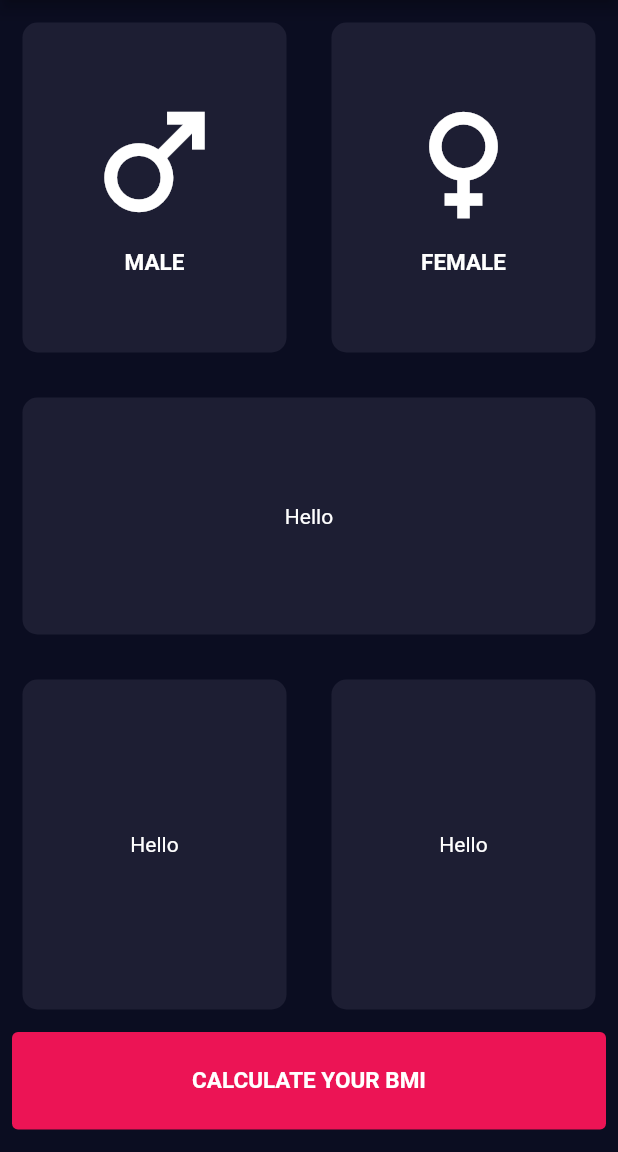
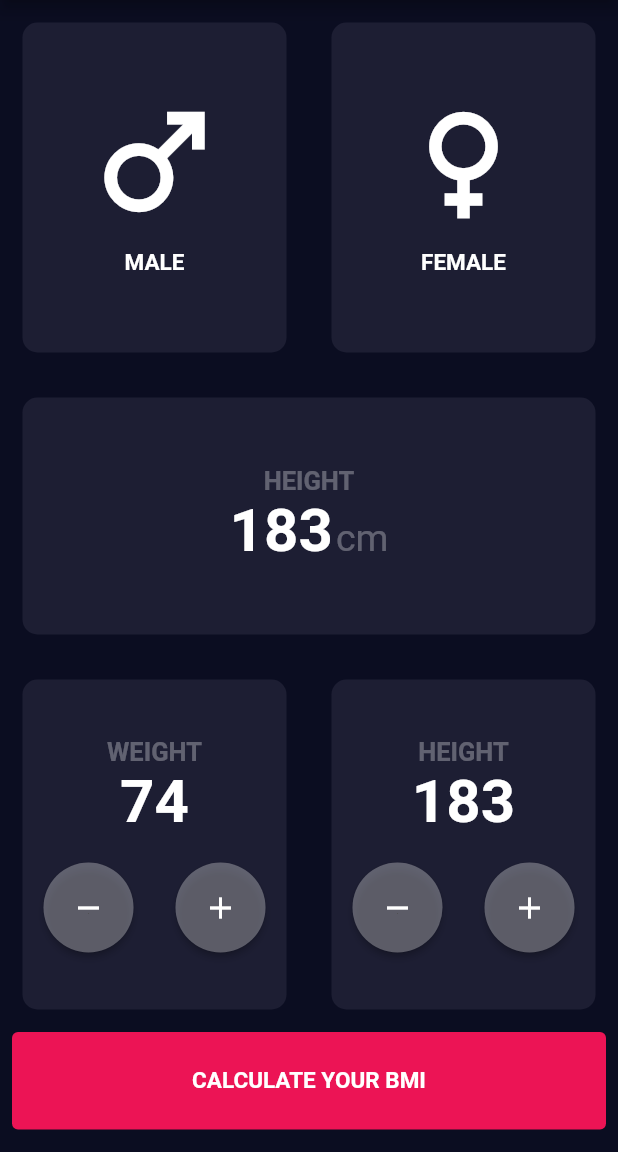
Before and after one commit to maodo/flutter_bmi_calculator, a Flutter app: the screen it shows after launch, on a phone screen of 412 x 824 dp, the part 84-1236 px from its top. Run offline on Flutter 3.47's test engine with Material 2 defaults, Android fonts, the phone set to English and light mode, and no system bars.

Commit message:
Widget customization -> customizing reusable card widget

```diff
--- a/lib/input_page.dart
+++ b/lib/input_page.dart
@@ -1,6 +1,7 @@
 import 'package:flutter/material.dart';
 
 const mainColor = 0xFF1D1E33;
+const secondColor = 0xFF0B0D21;
 const buttonColor = 0xFFEC1455;
 
 class InputPage extends StatefulWidget {
@@ -64,32 +65,16 @@ class _InputPageState extends State<InputPage> {
           ]),
           Expanded(
               child: ReusableCard(
-            colour: Color(mainColor),
-            child: Center(
-              child: Text(
-                'Hello',
-              ),
-            ),
-          )),
+                  colour: Color(mainColor), child: CustomWidget())),
           Row(children: [
             Expanded(
                 child: ReusableCard(
               colour: Color(mainColor),
-              child: Center(
-                child: Text(
-                  'Hello',
-                ),
-              ),
+              child: CustomCard(label: "Weight",value: "74",),
             )),
             Expanded(
                 child: ReusableCard(
-              colour: Color(mainColor),
-              child: Center(
-                child: Text(
-                  'Hello',
-                ),
-              ),
-            )),
+                    colour: Color(mainColor), child: CustomCard(label: "Height",value: "183",),)),
           ]),
           Padding(
             padding: const EdgeInsets.only(bottom: 15.0, left: 8.0, right: 8.0),
@@ -111,6 +96,93 @@ class _InputPageState extends State<InputPage> {
   }
 }
 
+class CustomCard extends StatelessWidget {
+  CustomCard({required this.label, required this.value});
+  final String label;
+  final String value;
+  @override
+  Widget build(BuildContext context) {
+    return Column(
+      mainAxisAlignment: MainAxisAlignment.center,
+      children: [
+        Text(label.toUpperCase(),
+            style: TextStyle(
+                color: Colors.white30,
+                fontSize: 17.0,
+                fontWeight: FontWeight.bold)),
+        Text(
+          value,
+          style:
+              TextStyle(fontSize: 40.0, fontWeight: FontWeight.bold),
+        ),
+        Padding(
+          padding: const EdgeInsets.only(top : 17.0),
+          child: Row(
+            mainAxisAlignment: MainAxisAlignment.spaceAround,
+            children: [
+              CustomIconButton(buttonIcon: Icons.remove),
+              CustomIconButton(buttonIcon: Icons.add)
+            ],
+          ),
+        )
+      ],
+    );
+  }
+}
+
+class CustomIconButton extends StatelessWidget {
+  const CustomIconButton({required this.buttonIcon});
+  final IconData buttonIcon;
+  @override
+  Widget build(BuildContext context) {
+    return ElevatedButton(
+      onPressed: () => {},
+      child: Icon(
+        buttonIcon
+      ),
+      style: ElevatedButton.styleFrom(shape: CircleBorder(),primary: Colors.white30,fixedSize:Size(60.0,60.0)),
+    );
+  }
+}
+
+class CustomWidget extends StatelessWidget {
+  const CustomWidget({
+    Key? key,
+  }) : super(key: key);
+
+  @override
+  Widget build(BuildContext context) {
+    return Column(
+      mainAxisAlignment: MainAxisAlignment.center,
+      children: [
+        Text(
+          "height".toUpperCase(),
+          style: TextStyle(
+              color: Colors.white30,
+              fontSize: 17.0,
+              fontWeight: FontWeight.bold),
+        ),
+        Row(
+          mainAxisAlignment: MainAxisAlignment.center,
+          children: [
+            Text(
+              "183",
+              style: TextStyle(fontSize: 40.0, fontWeight: FontWeight.bold),
+            ),
+            Padding(
+              padding: const EdgeInsets.only(top: 10.0, left: 2.0),
+              child: Text(
+                "cm",
+                style: TextStyle(fontSize: 25.0, color: Colors.white30),
+              ),
+            )
+          ],
+        )
+      ],
+    );
+  }
+}
+
 class ReusableCard extends StatelessWidget {
   ReusableCard({required this.colour, required this.child});
   final Color colour;
```
